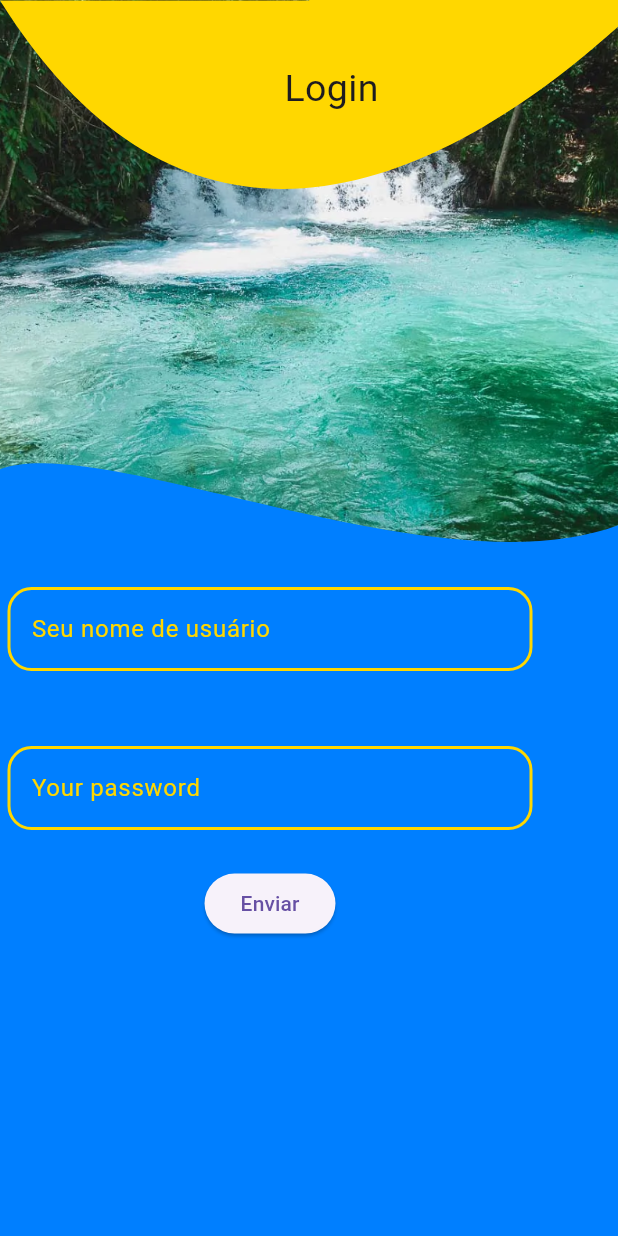
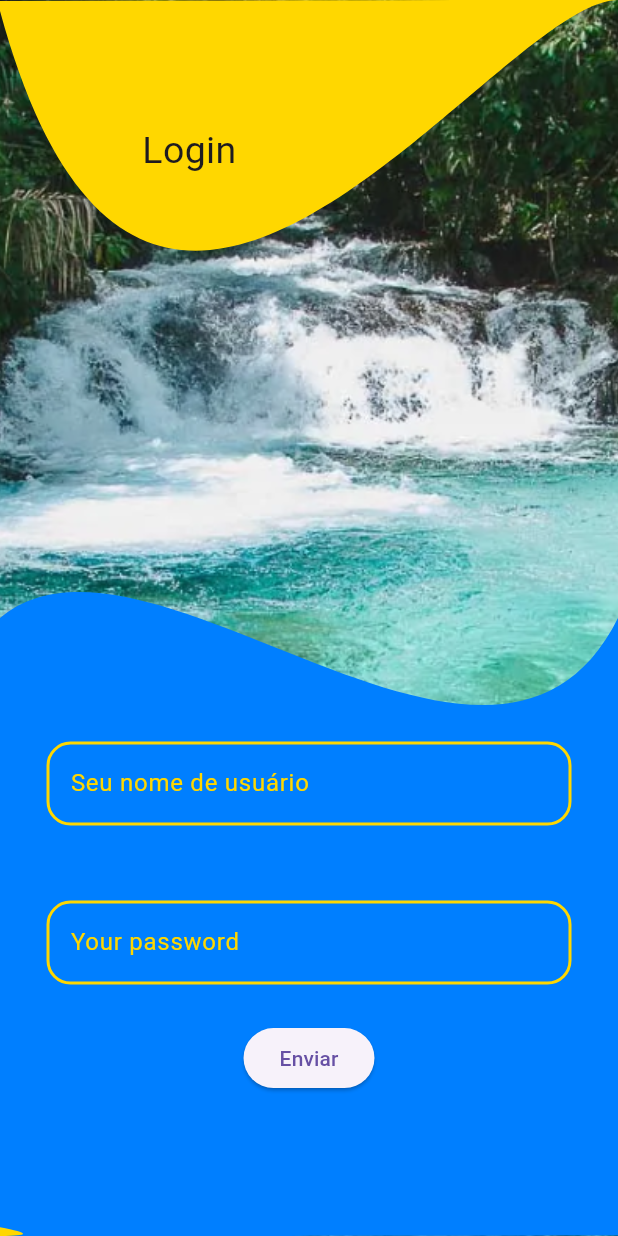
Before and after one commit to MySoloQ/derredor, a Flutter app: the screen it shows after launch, after a tap on "Já possuo cadastro", on a phone screen of 412 x 824 dp. Run offline on Flutter 3.47's test engine with Material 3 defaults, Android fonts, the phone set to English and light mode, and no system bars; drawn by our look-alikes of carousel_slider; our stand-ins replace email_validator, google_fonts; missing offline and left inert: mysql1.

Commit message:
Ajeitando burradas Minhas

```diff
--- a/lib/api/app_variables_db.dart
+++ b/lib/api/app_variables_db.dart
@@ -8,10 +8,21 @@ class AppVariablesDb with ChangeNotifier {
 }
 
 class ScreenSize {
+  double screenHeight(BuildContext context) {
+    final double height = MediaQuery.of(context).size.height;
+
+    return height;
+  }
+
+  double screenWidth(BuildContext context) {
+    final double width = MediaQuery.of(context).size.width;
+    return width;
+  }
+
   Size screenSize(BuildContext context) {
     final double height = MediaQuery.of(context).size.height;
     final double width = MediaQuery.of(context).size.width;
-    return Size(height, width);
+    return Size(width, height);
   }
 }
 
--- a/lib/pages/login_page.dart
+++ b/lib/pages/login_page.dart
@@ -32,6 +32,7 @@ class _LoginScreenState extends State<LoginScreen> {
         .screen
         .screenSize(context);
     return Scaffold(
+      backgroundColor: StyleApp.buttonsColors,
       resizeToAvoidBottomInset: true,
       body: SingleChildScrollView(
         child: Column(
@@ -81,18 +82,21 @@ class _LoginScreenState extends State<LoginScreen> {
                   ),
                 ),
                 Transform.translate(
-                  offset: Offset(5, size.height * 0.95),
+                  offset: Offset(0, size.height * .6),
+                  child: Align(
+                    alignment: const Alignment(0, 0),
                     child: SizedBox(
                       width: 350,
                       child: Form(
                         key: _loginKey,
-                      child: SingleChildScrollView(
+                        child: SafeArea(
                           child: Column(
                             children: [
                               TextFormField(
                                 controller: _usernameController,
                                 keyboardType: TextInputType.emailAddress,
-                              decoration: loginFormField('Seu nome de usuário',
+                                decoration: loginFormField(
+                                    'Seu nome de usuário',
                                     'Insira seu nome de usuário'),
                                 style: TextStyle(color: StyleApp.textColors),
                                 validator: (value) {
@@ -161,6 +165,7 @@ class _LoginScreenState extends State<LoginScreen> {
                       ),
                     ),
                   ),
+                ),
               ],
             ),
           ],
--- a/lib/pages/register_page.dart
+++ b/lib/pages/register_page.dart
@@ -217,7 +217,7 @@ class _RegisterpageState extends State<Registerpage> {
                 onPressed: () => {},
                 style: ElevatedButton.styleFrom(
                     minimumSize: Size(largura / 2, 50),
-                    backgroundColor: StyleApp.Azul,
+                    backgroundColor: StyleApp.detailsLago1,
                     shape: RoundedRectangleBorder(
                         borderRadius: BorderRadius.circular(30))),
                 child: Text("CADASTRAR",
--- a/lib/styles.dart
+++ b/lib/styles.dart
@@ -41,23 +41,23 @@ class ShapePathPainter extends CustomPainter {
     final paint = Paint()
       ..color = StyleApp.buttonsColors
       ..style = PaintingStyle.fill;
-    final paintBottom = Paint()
+    final paintTop = Paint()
       ..color = StyleApp.detailsColors
       ..style = PaintingStyle.fill;
-
-    path.moveTo(0, size.height);
-    path.cubicTo(size.width * -0.27, size.height * .45, size.width * .60,
-        size.height, size.width, size.height * 0.85);
-    path.cubicTo(size.width, size.height, size.width, size.height * 1,
-        size.width * 1, size.height);
-    path.addRect(Rect.fromLTRB(0, size.height * 2, size.height, size.width));
+    path.moveTo(0, size.height * .5);
+    path.cubicTo(size.width * .24, size.height * .4, size.width * .8,
+        size.height * .7, size.width, size.height * 0.5);
+    path.cubicTo(size.width * 32, size.height, size.width + 1, size.height, 0,
+        size.height);
     canvas.drawPath(path, paint);
     path.close();
 
-    pathTop.moveTo(0, size.height * .0009);
-    pathTop.cubicTo(size.width * 1, size.height * 1.6, size.width * 3.2,
-        size.height * -3.8, size.width * 0.5, size.height * 0.0009);
-    canvas.drawPath(pathTop, paintBottom);
+    pathTop.moveTo(0, size.height * .009);
+    pathTop.cubicTo(size.width * .24, size.height * .45, size.width * .8,
+        size.height * .0009, size.width, size.height * 0.00009);
+    pathTop.cubicTo(size.width * -20, size.height * .00009, size.width + 15,
+        size.height, 0, size.height);
+    canvas.drawPath(pathTop, paintTop);
     pathTop.close();
   }
 
```
Lines whose indentation alone changed are shown as unchanged.
